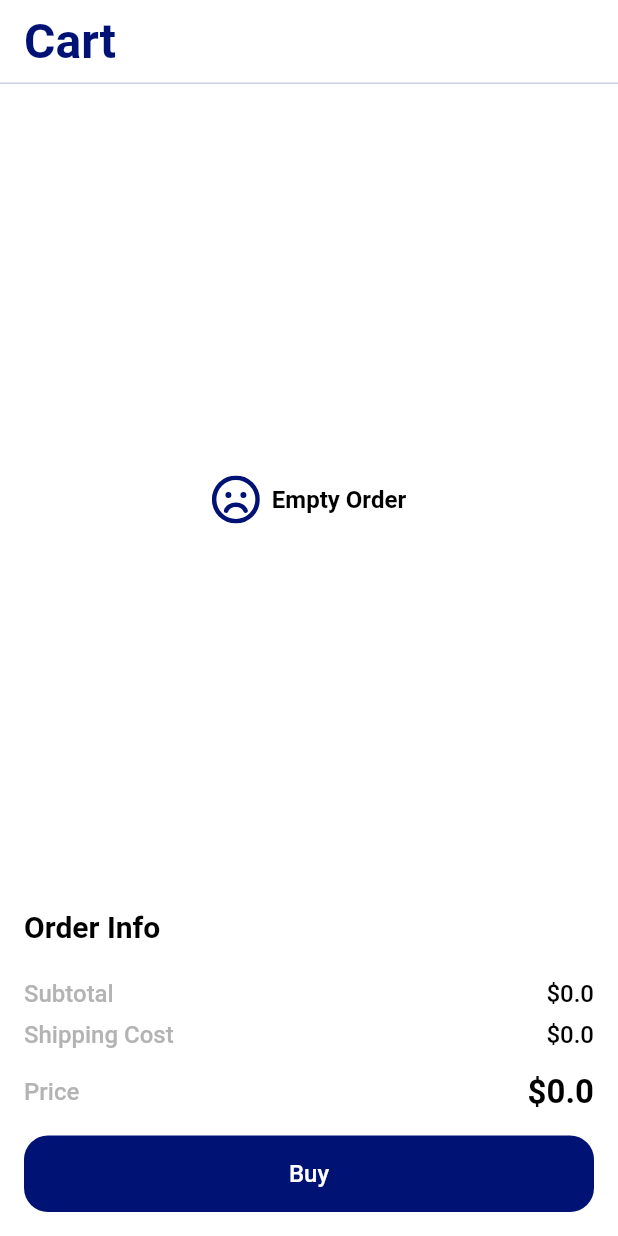
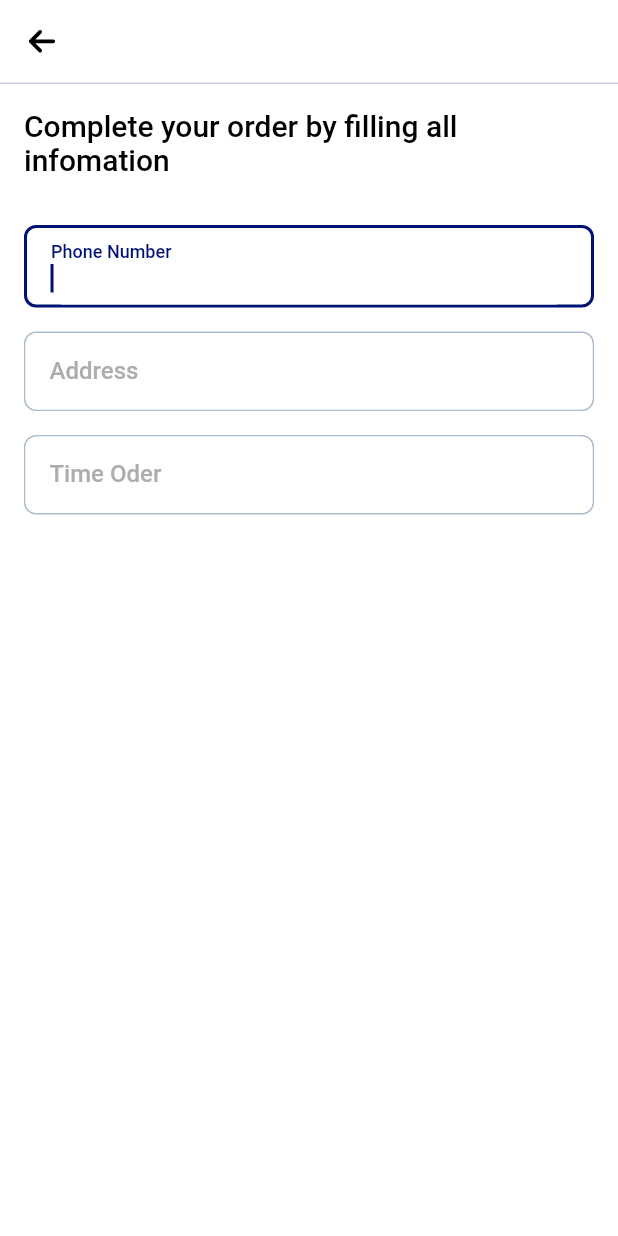
Before and after one commit to dong-dam-0079/flutter_shop_calendar, a Flutter app: the CartView screen opened by its route, after a tap on "Buy", on a phone screen of 412 x 824 dp. Run offline on Flutter 3.47's test engine with Material 2 defaults, Android fonts, the phone set to English and light mode, and no system bars; our stand-ins replace dio, either_dart, firebase_auth, firebase_core, fluro, flutter_rating_bar and 9 more; accounts and stored records are empty; generated files the repository leaves out were written again; Roboto replaces fonts that are missing (NotoSansJP).

Commit message:
feat: mockup pay view

```diff
--- a/lib/config/router/routers/home_router.dart
+++ b/lib/config/router/routers/home_router.dart
@@ -1,6 +1,8 @@
 import 'package:fluro/fluro.dart';
+import 'package:shop_laptop_project/data/model/order_model.dart';
 import 'package:shop_laptop_project/data/model/shop_model.dart';
 import 'package:shop_laptop_project/presentation/view/cart/cart_view.dart';
+import 'package:shop_laptop_project/presentation/view/cart/pay_view.dart';
 import 'package:shop_laptop_project/presentation/view/detail/detail_view.dart';
 import 'package:shop_laptop_project/presentation/view/favorite/favorite_view.dart';
 import 'package:shop_laptop_project/presentation/view/home/home_view.dart';
@@ -73,12 +75,32 @@ class HomeRouter extends IRouterProvider {
         return DetailView(item: data);
       }),
     );
+
+    router.define(
+      NavigatorPaths.pay,
+      handler: Handler(handlerFunc: (context, __) {
+        final data = context?.settings?.arguments as OrderModel;
+
+        return PayView(order: data);
+      }),
+    );
   }
 
   static void goMainView(context) {
     NavigatorUtils.pushAndRemoveUntil(
       context,
       NavigatorPaths.main,
+    );
+  }
+
+  static void goPay(
+    context, {
+    required OrderModel order,
+  }) {
+    NavigatorUtils.push(
+      context,
+      NavigatorPaths.pay,
+      sendData: order,
     );
   }
 
--- a/lib/config/router/utils/navigator_paths.dart
+++ b/lib/config/router/utils/navigator_paths.dart
@@ -8,4 +8,5 @@ class NavigatorPaths {
   static const favorite = '/favorite';
   static const history = '/history';
   static const detail = '/detail';
+  static const pay = '/pay';
 }
--- /dev/null
+++ b/lib/data/model/order_info.dart
@@ -0,0 +1,16 @@
+import 'package:json_annotation/json_annotation.dart';
+
+part 'order_info.g.dart';
+
+@JsonSerializable()
+class OrderInfo {
+  OrderInfo(this.name, this.count);
+
+  final String name;
+  final String count;
+
+  factory OrderInfo.fromJson(Map<String, dynamic> json) =>
+      _$OrderInfoFromJson(json);
+
+  Map<String, dynamic> toJson() => _$OrderInfoToJson(this);
+}
--- /dev/null
+++ b/lib/data/model/order_model.dart
@@ -0,0 +1,18 @@
+import 'package:json_annotation/json_annotation.dart';
+import 'package:shop_laptop_project/data/model/order_info.dart';
+
+part 'order_model.g.dart';
+
+@JsonSerializable()
+class OrderModel {
+  OrderModel(this.listOrder, this.totalPrice);
+
+  List<OrderInfo> listOrder;
+
+  final String totalPrice;
+
+  factory OrderModel.fromJson(Map<String, dynamic> json) =>
+      _$OrderModelFromJson(json);
+
+  Map<String, dynamic> toJson() => _$OrderModelToJson(this);
+}
--- a/lib/l10n/intl_en.arb
+++ b/lib/l10n/intl_en.arb
@@ -16,5 +16,9 @@
   "title_total": "Total",
   "button_buy": "Buy",
   "title_price": "Price",
-  "empty": "Empty Order"
+  "empty": "Empty Order",
+  "complete_your_order": "Complete your order by filling all infomation",
+  "address": "Address",
+  "phone_number": "Phone Number",
+  "time_order": "Time Oder"
 }
--- a/lib/presentation/view/cart/cart_view.dart
+++ b/lib/presentation/view/cart/cart_view.dart
@@ -2,6 +2,8 @@ import 'package:flutter/material.dart';
 import 'package:flutter_svg/flutter_svg.dart';
 import 'package:get/get.dart';
 import 'package:shop_laptop_project/config/di/app_module.dart';
+import 'package:shop_laptop_project/config/router/routers/home_router.dart';
+import 'package:shop_laptop_project/data/model/order_model.dart';
 import 'package:shop_laptop_project/presentation/view/cart/controller/cart_controller.dart';
 import 'package:shop_laptop_project/presentation/widgets/common_app_bar.dart';
 import 'package:shop_laptop_project/presentation/widgets/common_button.dart';
@@ -97,7 +99,9 @@ class _CartViewState extends State<CartView> {
             SizedBox(
               width: double.infinity,
               child: CommonButton(
-                onPressed: () {},
+                onPressed: () {
+                  HomeRouter.goPay(context, order: OrderModel([], '12'));
+                },
                 title: S.current.button_buy,
               ),
             )
--- /dev/null
+++ b/lib/presentation/view/cart/pay_view.dart
@@ -0,0 +1,113 @@
+import 'package:flutter/material.dart';
+import 'package:flutter_svg/flutter_svg.dart';
+import 'package:shop_laptop_project/common/constants/assets.dart';
+import 'package:shop_laptop_project/common/res/colors.dart';
+import 'package:shop_laptop_project/data/model/order_model.dart';
+import 'package:shop_laptop_project/presentation/widgets/common_app_bar.dart';
+import 'package:shop_laptop_project/presentation/widgets/common_gaps.dart';
+import 'package:shop_laptop_project/presentation/widgets/common_text_box.dart';
+
+import '../../../common/res/dimens.dart';
+import '../../../generated/l10n.dart';
+import '../../widgets/common_text_styles.dart';
+
+class PayView extends StatefulWidget {
+  const PayView({Key? key, required this.order}) : super(key: key);
+  final OrderModel order;
+
+  @override
+  State<PayView> createState() => _PayViewState();
+}
+
+class _PayViewState extends State<PayView> {
+  final _addressCtrl = TextEditingController();
+  final _timeOrderCtrl = TextEditingController();
+  final _phoneCtrl = TextEditingController();
+
+  @override
+  void dispose() {
+    super.dispose();
+    _addressCtrl.dispose();
+  }
+
+  @override
+  Widget build(BuildContext context) {
+    return Scaffold(
+      appBar: _buildAppBar(),
+      body: SingleChildScrollView(
+        padding: const EdgeInsets.all(DimensRes.sp16),
+        child: Column(
+          children: [
+            Text(
+              S.current.complete_your_order,
+              style: CommonTextStyles.large20,
+            ),
+            Gaps.vGap32,
+            _buildOrderInfo(
+              labelText: S.current.phone_number,
+              controller: _phoneCtrl,
+              textInputAction: TextInputAction.next,
+              keyboardType: TextInputType.number,
+              obscureText: false,
+              autoFocus: true,
+            ),
+            Gaps.vGap16,
+            _buildOrderInfo(
+              labelText: S.current.address,
+              controller: _addressCtrl,
+              textInputAction: TextInputAction.next,
+              keyboardType: TextInputType.text,
+              obscureText: false,
+              autoFocus: false,
+            ),
+            Gaps.vGap16,
+            _buildOrderInfo(
+              labelText: S.current.time_order,
+              controller: _timeOrderCtrl,
+              textInputAction: TextInputAction.done,
+              keyboardType: TextInputType.text,
+              obscureText: false,
+              autoFocus: false,
+            ),
+            Gaps.vGap16,
+          ],
+        ),
+      ),
+    );
+  }
+
+  CommonAppBar _buildAppBar() {
+    return CommonAppBar(
+      leading: IconButton(
+        onPressed: () {
+          Navigator.pop(context);
+        },
+        icon: SvgPicture.asset(
+          Assets.icBack,
+          width: DimensRes.sp20,
+          height: DimensRes.sp20,
+        ),
+      ),
+    );
+  }
+
+  Widget _buildOrderInfo({
+    required String labelText,
+    required TextEditingController controller,
+    required TextInputAction textInputAction,
+    required bool obscureText,
+    required bool autoFocus,
+    TextInputType? keyboardType,
+  }) {
+    return CommonTextBox(
+      backgroundColor: ColorsRes.white,
+      inputTextStyle: CommonTextStyles.medium.copyWith(color: Colors.black),
+      textInputAction: textInputAction,
+      labelText: labelText,
+      controller: controller,
+      obscureText: obscureText,
+      autoFocus: autoFocus,
+      keyboardType: keyboardType,
+    );
+  }
+}
--- a/lib/presentation/widgets/common_text_box.dart
+++ b/lib/presentation/widgets/common_text_box.dart
@@ -19,9 +19,8 @@ class CommonTextBox extends StatefulWidget {
     this.obscureText = false,
     this.autoFocus = false,
     this.contentPadding,
-    this.enableCopy,
-    this.enablePaste,
-    this.enableSelectAll,
+    this.keyboardType,
+    this.enableCopyClipboard,
   }) : super(key: key);
 
   final TextEditingController controller;
@@ -34,9 +33,8 @@ class CommonTextBox extends StatefulWidget {
   final TextStyle? labelStyle;
   final TextStyle? inputTextStyle;
   final EdgeInsetsGeometry? contentPadding;
-  final bool? enableCopy;
-  final bool? enablePaste;
-  final bool? enableSelectAll;
+  final TextInputType? keyboardType;
+  final bool? enableCopyClipboard;
 
   @override
   State<CommonTextBox> createState() => _CommonTextBoxState();
@@ -110,11 +108,9 @@ class _CommonTextBoxState extends State<CommonTextBox> {
         backgroundColor: widget.backgroundColor ?? ColorsRes.transparent,
         labelText: widget.labelText,
         labelStyle: widget.labelStyle,
-        inputTextStyle: widget.inputTextStyle ??
-            CommonTextStyles.medium.copyWith(color: Colors.black),
-        enableCopy: widget.enableCopy,
-        enablePaste: widget.enablePaste,
-        enableSelectAll: widget.enableSelectAll,
+        inputTextStyle: widget.inputTextStyle ?? CommonTextStyles.medium,
+        keyboardType: widget.keyboardType ?? TextInputType.text,
+        enableCopyClipboard: widget.enableCopyClipboard,
       ),
     );
   }
--- a/lib/presentation/widgets/common_text_field.dart
+++ b/lib/presentation/widgets/common_text_field.dart
@@ -45,10 +45,7 @@ class CommonTextField extends StatefulWidget {
     this.textAlignVertical,
     this.autofillHints,
     this.suffix,
-    this.enableCopy,
-    this.enablePaste,
-    this.enableSelectAll,
-    this.borderRadius,
+    this.enableCopyClipboard,
   }) : super(key: key);
 
   final FocusNode? focusNode;
@@ -86,10 +83,7 @@ class CommonTextField extends StatefulWidget {
   final TextAlignVertical? textAlignVertical;
   final TextInputAction? textInputAction;
   final FormFieldValidator<String>? validator;
-  final bool? enableCopy;
-  final bool? enablePaste;
-  final bool? enableSelectAll;
-  final BorderRadius? borderRadius;
+  final bool? enableCopyClipboard;
 
   @override
   State<CommonTextField> createState() => _CommonTextFieldState();
@@ -126,11 +120,7 @@ class _CommonTextFieldState extends State<CommonTextField> {
   @override
   Widget build(BuildContext context) {
     return TextFormField(
-      toolbarOptions: ToolbarOptions(
-        copy: widget.enableCopy ?? false,
-        paste: widget.enablePaste ?? false,
-        selectAll: widget.enableSelectAll ?? false,
-      ),
+      enableInteractiveSelection: widget.enableCopyClipboard,
       focusNode: widget.focusNode,
       expands: widget.expands,
       autofillHints: widget.autofillHints,
@@ -138,8 +128,7 @@ class _CommonTextFieldState extends State<CommonTextField> {
       textAlignVertical: widget.textAlignVertical ?? TextAlignVertical.center,
       minLines: widget.minLines,
       maxLines: widget.maxLines,
-      style: widget.inputTextStyle ??
-          CommonTextStyles.medium.copyWith(color: Colors.black),
+      style: widget.inputTextStyle ?? CommonTextStyles.medium,
       maxLength: widget.maxLength,
       autofocus: widget.autoFocus,
       enabled: widget.enable ?? true,
@@ -151,8 +140,10 @@ class _CommonTextFieldState extends State<CommonTextField> {
       decoration: InputDecoration(
         filled: true,
         fillColor: widget.backgroundColor,
-        contentPadding:
-            widget.contentPadding ?? const EdgeInsets.all(DimensRes.sp12),
+        contentPadding: widget.contentPadding ??
+            const EdgeInsets.all(
+              DimensRes.sp12,
+            ),
         hintStyle: widget.hintStyle ??
             CommonTextStyles.medium.copyWith(
               color: ColorsRes.textDisable,
@@ -165,7 +156,7 @@ class _CommonTextFieldState extends State<CommonTextField> {
               color: Colors.redAccent,
               height: 1.2,
             ),
-        errorMaxLines: 3,
+        errorMaxLines: 1,
         labelText: widget.labelText,
         labelStyle: widget.labelStyle ??
             CommonTextStyles.medium.copyWith(
@@ -181,7 +172,7 @@ class _CommonTextFieldState extends State<CommonTextField> {
             color: Colors.redAccent,
             width: widget.borderFocusWidth,
           ),
-          borderRadius: widget.borderRadius ?? _borderRadius,
+          borderRadius: _borderRadius,
         ),
         focusedBorder: widget.isShowBorder
             ? OutlineInputBorder(
@@ -189,16 +180,16 @@ class _CommonTextFieldState extends State<CommonTextField> {
                   color: widget.borderFocusColor ?? ColorsRes.primary,
                   width: widget.borderFocusWidth,
                 ),
-                borderRadius: widget.borderRadius ?? _borderRadius,
+                borderRadius: _borderRadius,
               )
             : InputBorder.none,
         enabledBorder: widget.isShowBorder
             ? OutlineInputBorder(
                 borderSide: BorderSide(
-                  color: widget.borderColor ?? ColorsRes.borderGray,
+                  color: widget.borderColor ?? ColorsRes.primary,
                   width: widget.borderWidth,
                 ),
-                borderRadius: widget.borderRadius ?? _borderRadius,
+                borderRadius: _borderRadius,
               )
             : InputBorder.none,
         errorBorder: OutlineInputBorder(
@@ -206,7 +197,7 @@ class _CommonTextFieldState extends State<CommonTextField> {
             color: Colors.redAccent,
             width: widget.borderWidth,
           ),
-          borderRadius: widget.borderRadius ?? _borderRadius,
+          borderRadius: _borderRadius,
         ),
         disabledBorder: widget.isShowBorder
             ? OutlineInputBorder(
@@ -214,21 +205,16 @@ class _CommonTextFieldState extends State<CommonTextField> {
                   color: widget.borderColor ?? Colors.grey,
                   width: widget.borderWidth,
                 ),
-                borderRadius: widget.borderRadius ?? _borderRadius,
+                borderRadius: _borderRadius,
               )
             : InputBorder.none,
-        suffixIcon: widget.obscureText && _isShowPasswordIcon
+        suffix: widget.obscureText && _isShowPasswordIcon
             ? InkWell(
-                child: Padding(
-                  padding: const EdgeInsets.all(12.0),
-                  child: SvgPicture.asset(
-                    _passwordVisible
-                        ? Assets.icVisibleOff
-                        : Assets.icVisibleOn,
-                    width: DimensRes.sp15,
-                    height: DimensRes.sp15,
-                    color: ColorsRes.primary.withOpacity(0.5),
-                  ),
+                child: SvgPicture.asset(
+                  _passwordVisible ? Assets.icVisibleOff : Assets.icVisibleOn,
+                  width: DimensRes.sp15,
+                  height: DimensRes.sp15,
+                  color: ColorsRes.primary.withOpacity(0.5),
                 ),
                 onTap: () {
                   setState(() {
```
Also changed, not shown: pubspec.yaml (+4 -4 lines), lib/config/di/app_module.config.dart, lib/data/model/order_info.g.dart (added), lib/data/model/order_model.g.dart (added), lib/generated/intl/messages_all.dart, lib/generated/intl/messages_en.dart, lib/generated/l10n.dart.
